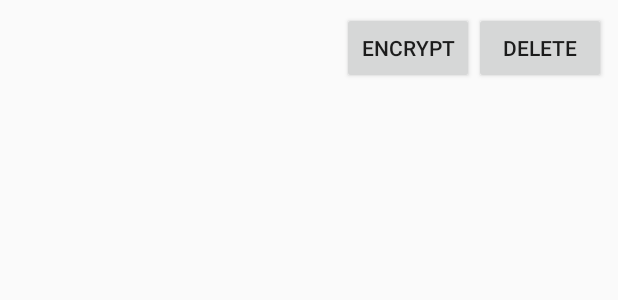
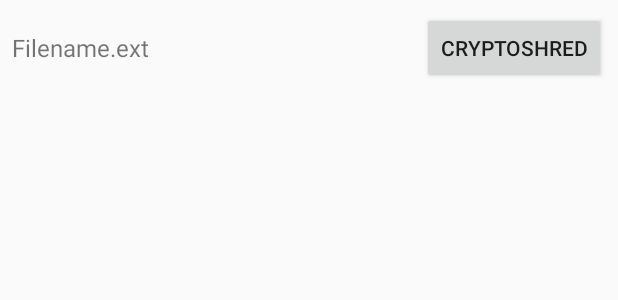
Before and after one commit to ratk87/CryptographicEraser, an Android app built with Jetpack Compose: the layout item_file.xml on its own in the app's theme, with its tools: preview values and no code run, on a phone screen of 412 x 824 dp. Shown: the top 300 px of the screen. Run offline under Robolectric (Android 15) with nearby library versions, the phone set to English and light mode, and no system bars.

```diff
--- a/app/src/main/res/layout/item_file.xml
+++ b/app/src/main/res/layout/item_file.xml
@@ -1,7 +1,25 @@
+<?xml version="1.0" encoding="utf-8"?>
 <LinearLayout xmlns:android="http://schemas.android.com/apk/res/android"
-    android:orientation="horizontal" android:layout_width="match_parent" android:layout_height="wrap_content"
+    android:orientation="horizontal"
+    android:layout_width="match_parent"
+    android:layout_height="wrap_content"
+    android:gravity="center_vertical"
     android:padding="8dp">
-    <TextView android:id="@+id/txtFileName" android:layout_width="0dp" android:layout_height="wrap_content" android:layout_weight="1"/>
-    <Button android:id="@+id/btnEncrypt" android:layout_width="wrap_content" android:layout_height="wrap_content" android:text="Encrypt"/>
-    <Button android:id="@+id/btnDelete" android:layout_width="wrap_content" android:layout_height="wrap_content" android:text="Delete"/>
+
+    <TextView
+        android:id="@+id/txtFileName"
+        android:layout_width="0dp"
+        android:layout_weight="1"
+        android:layout_height="wrap_content"
+        android:text="Filename.ext"
+        android:textSize="16sp"
+        android:ellipsize="end"
+        android:maxLines="1"/>
+
+    <Button
+        android:id="@+id/btnCryptoShred"
+        android:layout_width="wrap_content"
+        android:layout_height="wrap_content"
+        android:text="CryptoShred"
+        android:layout_marginStart="12dp"/>
 </LinearLayout>
```
Also changed, not shown: app/src/main/java/com/example/cryptographiceraser/CryptoUtils.kt (+38 -15 lines), app/src/main/java/com/example/cryptographiceraser/FileAdapter.kt (+13 -8 lines), app/src/main/java/com/example/cryptographiceraser/FileExplorer.kt (+22 -25 lines), app/src/main/java/com/example/cryptographiceraser/MainActivity.kt (+86 -34 lines), app/src/main/java/com/example/cryptographiceraser/StatusDialog.kt (added, +49 -0 lines), app/src/main/res/layout/dialog_status.xml (added, +24 -0 lines), app/src/main/res/layout/file_explorer.xml (renamed from app/src/main/res/layout/fragment_file_explorer.xml).
